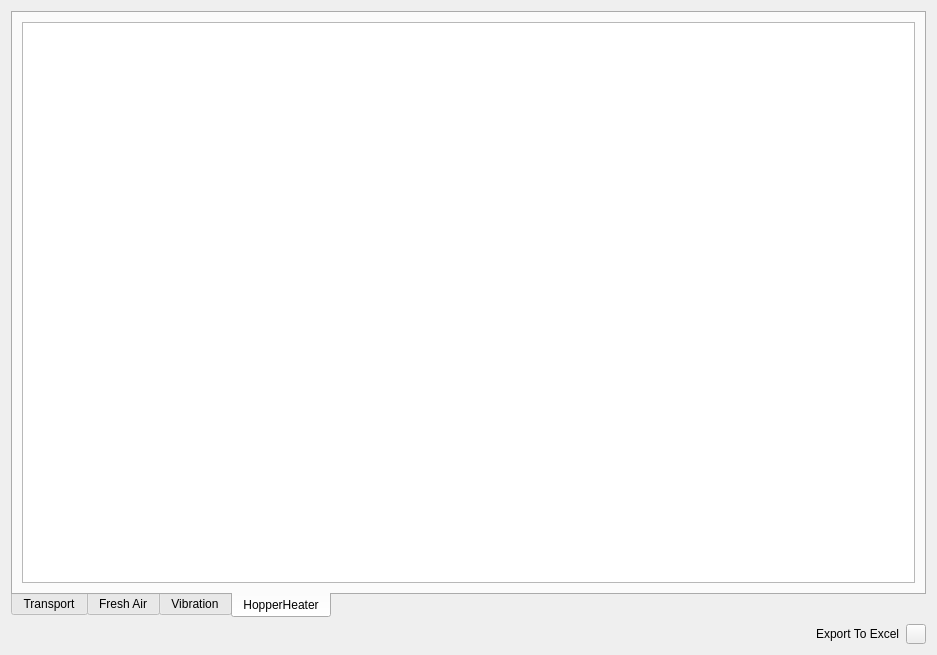
This is ui/results_tab.ui in AliTavakoliNiya/GriinPower as Qt 5 draws it before an edit. The edited form follows.
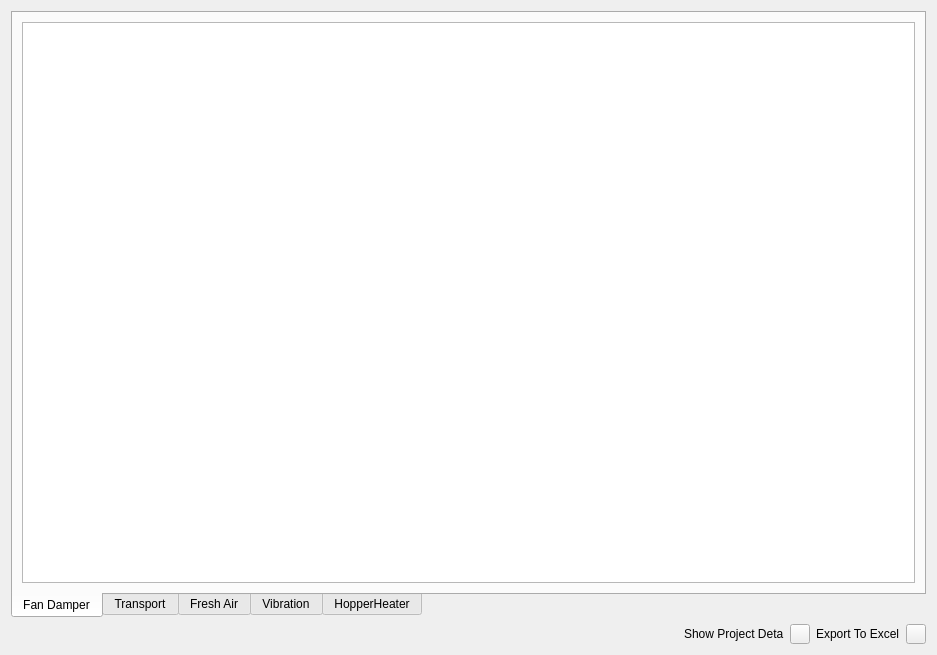
This is the edited form. Icons and pictures are not drawn.

Commit message: add fan_damper panel, authentication, some ui features, modify db structure

Diff of the .ui file:
```diff
--- a/ui/results_tab.ui
+++ b/ui/results_tab.ui
@@ -25,8 +25,31 @@
         <enum>QTabWidget::South</enum>
        </property>
        <property name="currentIndex">
-        <number>3</number>
+        <number>0</number>
        </property>
+       <widget class="QWidget" name="fan_damper_tab">
+        <attribute name="title">
+         <string>Fan Damper</string>
+        </attribute>
+        <layout class="QGridLayout" name="gridLayout_6">
+         <item row="0" column="0">
+          <widget class="QTableView" name="fan_damper_panel_table">
+           <property name="selectionMode">
+            <enum>QAbstractItemView::SingleSelection</enum>
+           </property>
+           <property name="selectionBehavior">
+            <enum>QAbstractItemView::SelectRows</enum>
+           </property>
+           <attribute name="horizontalHeaderCascadingSectionResizes">
+            <bool>true</bool>
+           </attribute>
+           <attribute name="verticalHeaderCascadingSectionResizes">
+            <bool>true</bool>
+           </attribute>
+          </widget>
+         </item>
+        </layout>
+       </widget>
        <widget class="QWidget" name="transport_tab">
         <attribute name="title">
          <string>Transport</string>
@@ -101,7 +124,56 @@
    </item>
    <item row="1" column="0">
     <layout class="QHBoxLayout" name="horizontalLayout_2">
-     <item alignment="Qt::AlignRight">
+     <item>
+      <spacer name="horizontalSpacer">
+       <property name="orientation">
+        <enum>Qt::Horizontal</enum>
+       </property>
+       <property name="sizeHint" stdset="0">
+        <size>
+         <width>40</width>
+         <height>20</height>
+        </size>
+       </property>
+      </spacer>
+     </item>
+     <item>
+      <widget class="QLabel" name="label_2">
+       <property name="maximumSize">
+        <size>
+         <width>100</width>
+         <height>16777215</height>
+        </size>
+       </property>
+       <property name="text">
+        <string>Show Project Details</string>
+       </property>
+      </widget>
+     </item>
+     <item alignment="Qt::AlignRight|Qt::AlignVCenter">
+      <widget class="QPushButton" name="show_datail_btn">
+       <property name="maximumSize">
+        <size>
+         <width>20</width>
+         <height>20</height>
+        </size>
+       </property>
+       <property name="sizeIncrement">
+        <size>
+         <width>0</width>
+         <height>0</height>
+        </size>
+       </property>
+       <property name="text">
+        <string/>
+       </property>
+       <property name="icon">
+        <iconset>
+         <normaloff>../assets/details.png</normaloff>../assets/details.png</iconset>
+       </property>
+      </widget>
+     </item>
+     <item alignment="Qt::AlignRight|Qt::AlignVCenter">
       <widget class="QLabel" name="label">
        <property name="maximumSize">
         <size>
```
Left out of the diff: 26 changed lines with no effect on the pictures. The commit also changes 29 other files.
